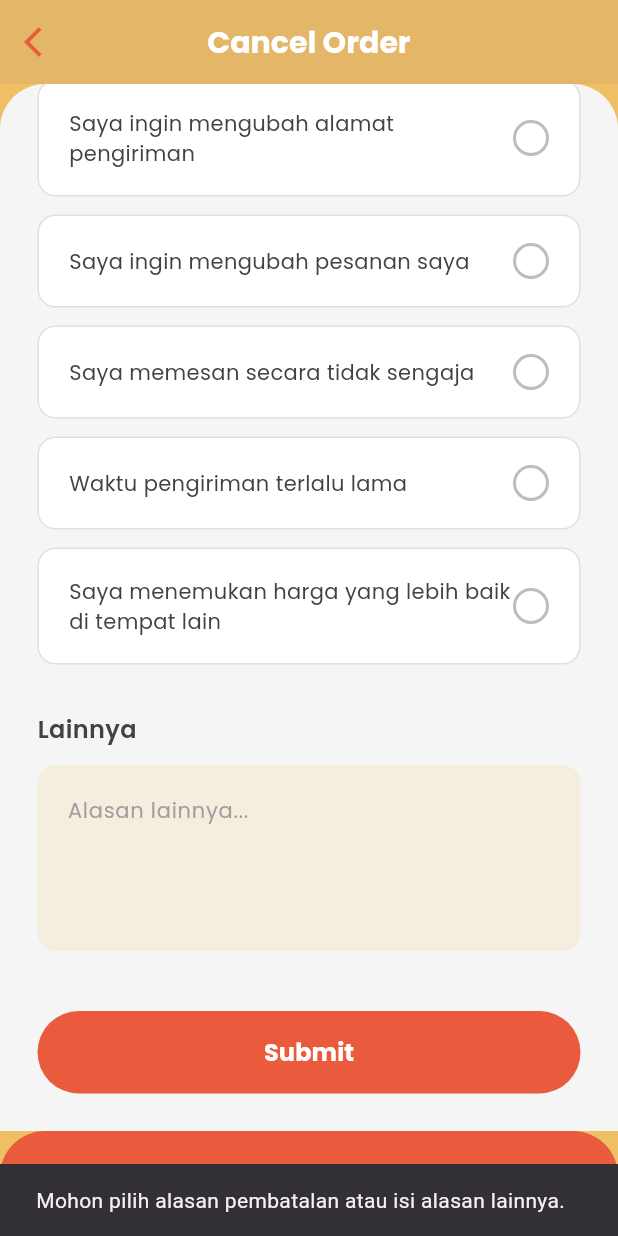
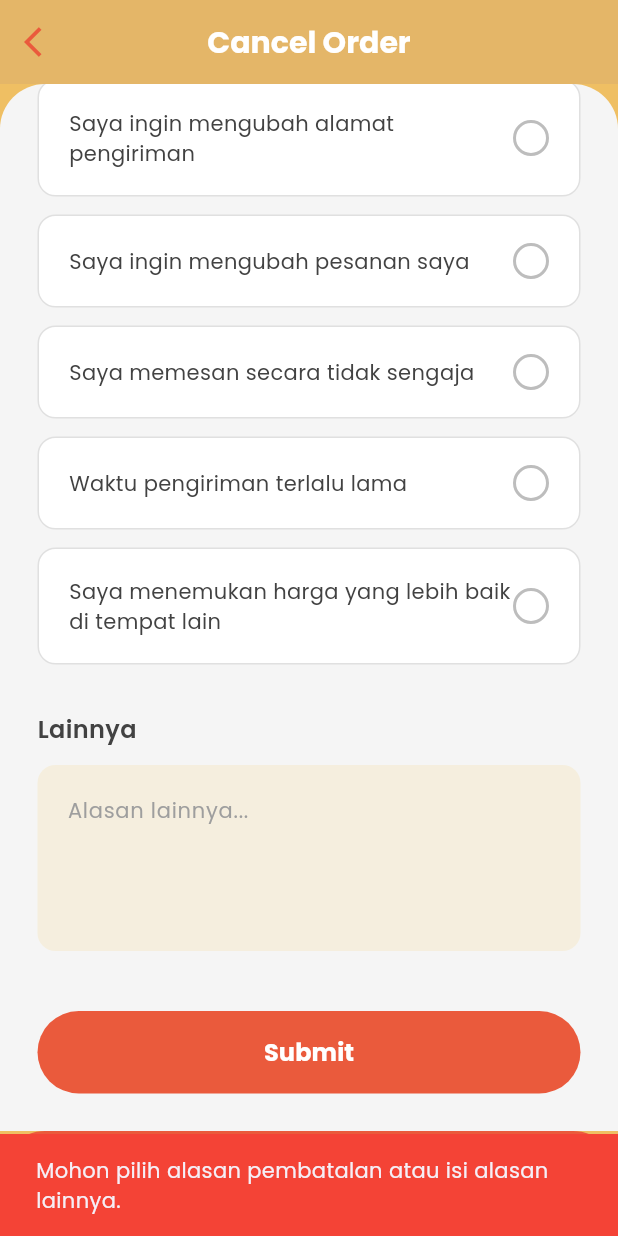
Before and after one commit to AhmadSyafiNurroyyan/ui-user-pizza-delivery, a Flutter app: the CancelOrderScreen screen opened directly with empty values, scrolled down 135 dp, after a tap on "Submit", on a phone screen of 412 x 824 dp. Run offline on Flutter 3.47's test engine with Material 3 defaults, Android fonts, the phone set to English and light mode, and no system bars; our stand-ins replace cached_network_image, google_fonts, shared_preferences; accounts and stored records are empty.

Commit message:
Localize UI and add order cancellation API integration
Updated various UI labels and messages to Indonesian for a more localized user experience. Integrated order cancellation with backend API, including loading state and error handling. Improved profile editing and signup date pickers, and enhanced order and profile data handling for consistency.

```diff
--- a/lib/screens/cancel_order_screen.dart
+++ b/lib/screens/cancel_order_screen.dart
@@ -1,14 +1,17 @@
 import 'package:flutter/material.dart';
 import 'package:google_fonts/google_fonts.dart';
 import '../theme.dart';
+import '../services/api_service.dart';
 import 'order_cancelled_screen.dart';
 
 class CancelOrderScreen extends StatefulWidget {
+  final int orderId;
   final String orderName;
   final String orderPrice;
 
   const CancelOrderScreen({
     super.key,
+    required this.orderId,
     required this.orderName,
     required this.orderPrice,
   });
@@ -20,6 +23,7 @@ class CancelOrderScreen extends StatefulWidget {
 class _CancelOrderScreenState extends State<CancelOrderScreen> {
   String? selectedReason;
   final TextEditingController otherReasonController = TextEditingController();
+  bool isLoading = false;
 
   final List<String> cancelReasons = [
     'Saya ingin mengubah alamat pengiriman',
@@ -35,22 +39,81 @@ class _CancelOrderScreenState extends State<CancelOrderScreen> {
     super.dispose();
   }
 
-  void _submitCancellation() {
+  Future<void> _submitCancellation() async {
     if (selectedReason == null && otherReasonController.text.isEmpty) {
       ScaffoldMessenger.of(context).showSnackBar(
-        const SnackBar(
+        SnackBar(
           content: Text(
             'Mohon pilih alasan pembatalan atau isi alasan lainnya.',
+            style: GoogleFonts.poppins(),
           ),
+          backgroundColor: Colors.red,
         ),
       );
       return;
     }
 
+    setState(() {
+      isLoading = true;
+    });
+
+    try {
+      final reason = otherReasonController.text.isNotEmpty
+          ? otherReasonController.text
+          : selectedReason;
+
+      print('🚫 Cancelling order ${widget.orderId} with reason: $reason');
+
+      final response = await ApiService.cancelOrder(
+        orderId: widget.orderId,
+        reason: reason,
+      );
+
+      print('✅ Cancel response: $response');
+
+      if (!mounted) return;
+
+      if (response['success'] == true || response['status'] == 'sukses') {
+        // Navigate to success screen
         Navigator.pushReplacement(
           context,
           MaterialPageRoute(builder: (context) => const OrderCancelledScreen()),
         );
+      } else {
+        // Show error message
+        final errorMsg =
+            response['pesan'] ??
+            response['message'] ??
+            'Gagal membatalkan pesanan';
+        if (mounted) {
+          ScaffoldMessenger.of(context).showSnackBar(
+            SnackBar(
+              content: Text(errorMsg, style: GoogleFonts.poppins()),
+              backgroundColor: Colors.red,
+            ),
+          );
+        }
+      }
+    } catch (e) {
+      print('❌ Error cancelling order: $e');
+      if (mounted) {
+        ScaffoldMessenger.of(context).showSnackBar(
+          SnackBar(
+            content: Text(
+              'Terjadi kesalahan: $e',
+              style: GoogleFonts.poppins(),
+            ),
+            backgroundColor: Colors.red,
+          ),
+        );
+      }
+    } finally {
+      if (mounted) {
+        setState(() {
+          isLoading = false;
+        });
+      }
+    }
   }
 
   @override
@@ -227,8 +290,17 @@ class _CancelOrderScreenState extends State<CancelOrderScreen> {
                             borderRadius: BorderRadius.circular(30),
                           ),
                         ),
-                        onPressed: _submitCancellation,
-                        child: Text(
+                        onPressed: isLoading ? null : _submitCancellation,
+                        child: isLoading
+                            ? const SizedBox(
+                                height: 24,
+                                width: 24,
+                                child: CircularProgressIndicator(
+                                  color: Colors.white,
+                                  strokeWidth: 2,
+                                ),
+                              )
+                            : Text(
                                 'Submit',
                                 style: GoogleFonts.poppins(
                                   fontSize: 16,
--- a/lib/screens/delivery_address_list_screen.dart
+++ b/lib/screens/delivery_address_list_screen.dart
@@ -307,7 +307,7 @@ class _DeliveryAddressListScreenState extends State<DeliveryAddressListScreen> {
                         ),
                         onPressed: _addNewAddress,
                         child: Text(
-                          'Add New Address',
+                          'Tambah Alamat Baru',
                           style: GoogleFonts.poppins(
                             fontSize: 16,
                             fontWeight: FontWeight.w600,
--- a/lib/screens/my_orders_screen.dart
+++ b/lib/screens/my_orders_screen.dart
@@ -59,7 +59,9 @@ class _MyOrdersScreenState extends State<MyOrdersScreen> {
           final orderData = {
             'id': order['idPesanan'],
             'orderNumber': order['orderNumber'] ?? 'ORD-${order['idPesanan']}',
-            'name': order['customerName'] ?? 'Order',
+            'name': (order['items'] != null && order['items'].isNotEmpty)
+                ? (order['items'][0]['menuName'] ?? 'Pizza Order')
+                : 'Pizza Order',
             'date': _formatDate(
               order['tanggalPemesanan'] ?? order['tanggalPesan'],
             ),
@@ -420,6 +422,7 @@ class _MyOrdersScreenState extends State<MyOrdersScreen> {
                             context,
                             MaterialPageRoute(
                               builder: (context) => CancelOrderScreen(
+                                orderId: order['id'],
                                 orderName: order['name'],
                                 orderPrice: order['price'],
                               ),
--- a/lib/screens/my_profile_screen.dart
+++ b/lib/screens/my_profile_screen.dart
@@ -91,16 +91,16 @@ class _MyProfileScreenState extends State<MyProfileScreen> {
             ),
             const SizedBox(height: 30),
 
-            _profileField('Full Name', name),
+            _profileField('Nama Lengkap', name),
             const SizedBox(height: 15),
 
             _profileField('Email', email),
             const SizedBox(height: 15),
 
-            _profileField('Mobile Number', mobile),
+            _profileField('Nomor Telepon', mobile.isEmpty ? '-' : mobile),
             const SizedBox(height: 15),
 
-            _profileField('Date of Birth', dob),
+            _profileField('Tanggal Lahir', dob.isEmpty ? '-' : dob),
             const SizedBox(height: 40),
 
             SizedBox(
--- a/lib/screens/order_cancelled_screen.dart
+++ b/lib/screens/order_cancelled_screen.dart
@@ -33,7 +33,6 @@ class OrderCancelledScreen extends StatelessWidget {
                 child: Column(
                   mainAxisAlignment: MainAxisAlignment.center,
                   children: [
-
                     Container(
                       width: 150,
                       height: 150,
@@ -56,6 +55,7 @@ class OrderCancelledScreen extends StatelessWidget {
 
                     Text(
                       'Pesanan Dibatalkan',
+                      textAlign: TextAlign.center,
                       style: GoogleFonts.poppins(
                         fontSize: 28,
                         fontWeight: FontWeight.bold,
--- a/lib/services/api_service.dart
+++ b/lib/services/api_service.dart
@@ -386,6 +386,19 @@ class ApiService {
     return await get('/api/me/orders', requiresAuth: true);
   }
 
+  /// Cancel order
+  /// POST /api/orders/{orderId}/cancel
+  static Future<Map<String, dynamic>> cancelOrder({
+    required int orderId,
+    String? reason,
+  }) async {
+    String endpoint = '/api/orders/$orderId/cancel';
+    if (reason != null && reason.isNotEmpty) {
+      endpoint += '?reason=${Uri.encodeComponent(reason)}';
+    }
+    return await post(endpoint, {}, requiresAuth: true);
+  }
+
   /// Update payment method untuk order
   /// POST /api/orders/{orderId}/payment
   static Future<Map<String, dynamic>> updatePayment({
```
Also changed, not shown: lib/screens/confirm_order_screen.dart (+66 -80 lines), lib/screens/delivery_time_screen.dart (+9 -9 lines), lib/screens/edit_profile_screen.dart (+32 -13 lines), lib/screens/signup_screen.dart (+35 -1 lines). Lines whose indentation alone changed are shown as unchanged.
